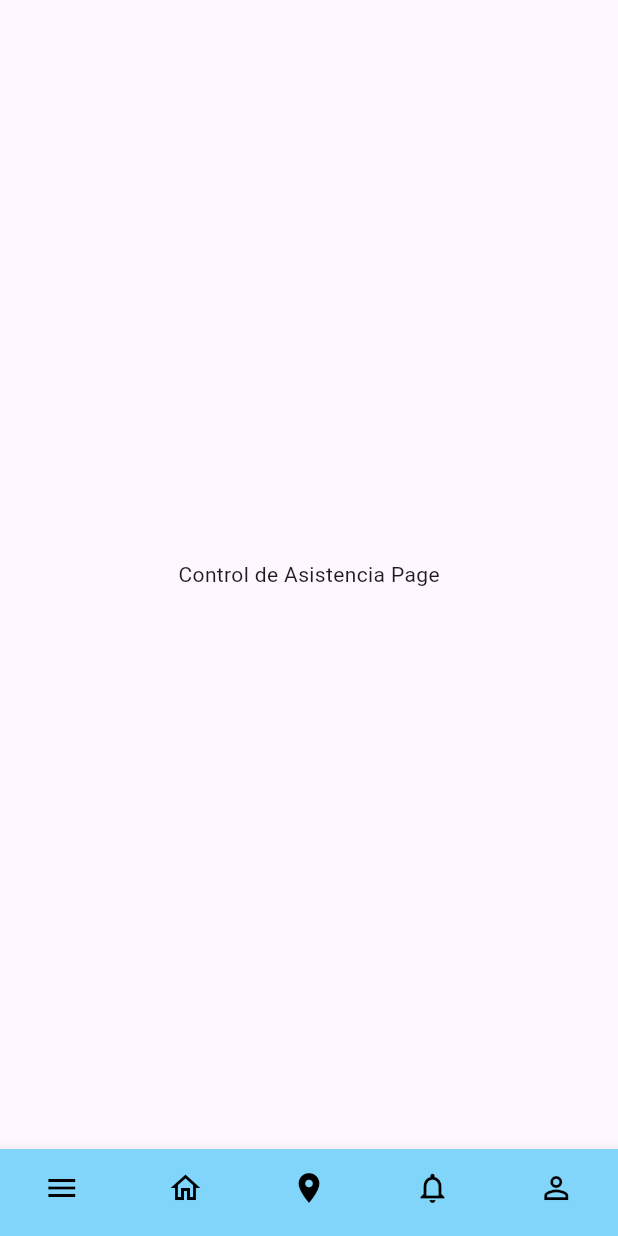
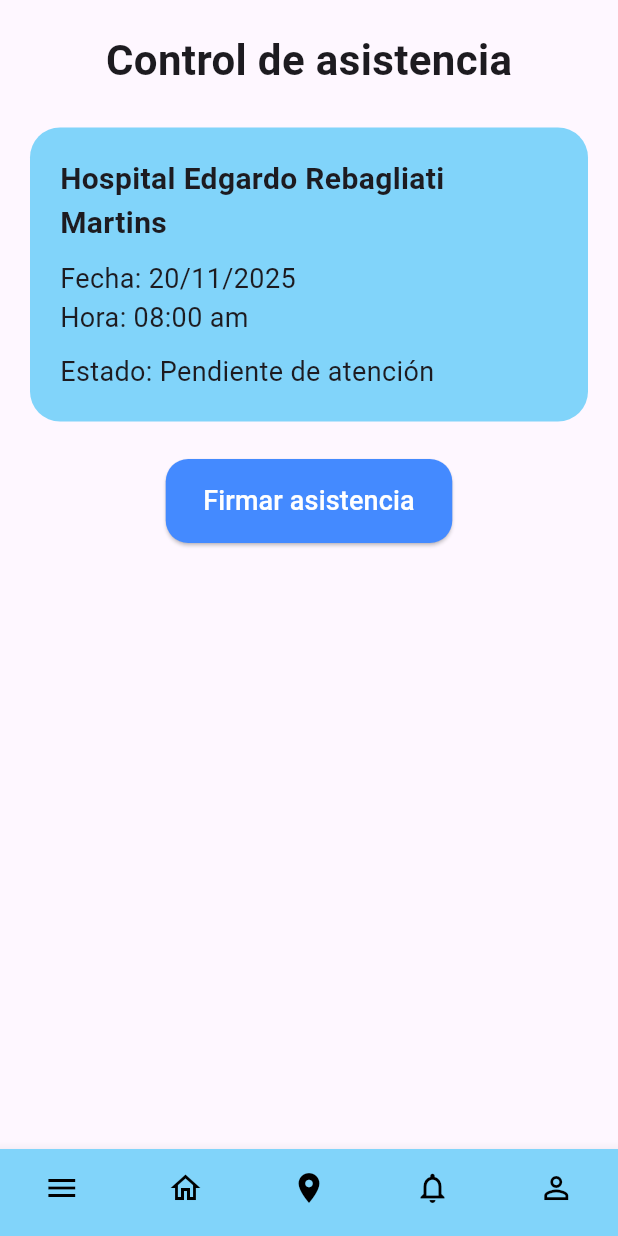
Before and after one commit to StudMedTP/mobile_frontend, a Flutter app: the MainLayout screen opened directly, after a tap on "Control de Asistencia", on a phone screen of 412 x 824 dp. Run offline on Flutter 3.47's test engine with Material 3 defaults, Android fonts, the phone set to English and light mode, and no system bars; our stand-ins replace flutter_map, geolocator, latlong2, shared_preferences; accounts and stored records are empty.

Commit message:
Add: New pages

```diff
--- a/lib/layout/main_layout.dart
+++ b/lib/layout/main_layout.dart
@@ -1,6 +1,7 @@
 import 'package:flutter/material.dart';
 import 'package:mobile_frontend/pages/attendance_user_page.dart';
 import 'package:mobile_frontend/pages/notification_page.dart';
+import 'package:mobile_frontend/pages/practice_page.dart';
 import 'package:mobile_frontend/pages/profile_page.dart';
 import '../pages/home_page.dart';
 import '../pages/location_page.dart';
@@ -15,18 +16,19 @@ class MainLayout extends StatefulWidget {
 class _MainLayoutState extends State<MainLayout> {
   final GlobalKey<ScaffoldState> _scaffoldKey = GlobalKey<ScaffoldState>();
 
-  int _currentIndex = 0;
-  // Empezamos en HOME (que estará en el index 1)
+  int _bottomIndex = 1;   // navbar (1 = Home)
+  int _pageIndex = 0;     // página real del stack
 
-  // --------------------------
+  // -----------------------------------------
   // PÁGINAS DE LA APP
-  // --------------------------
+  // -----------------------------------------
   final List<Widget> _pages = const [
-    HomePage(),         // index 0
-    LocationPage(),     // index 1
-    NotificationPage(), // index 2
-    ProfilePage(),      // index 3
-    AttendanceUserPage(), // index 4
+    HomePage(),           // 0
+    LocationPage(),       // 1
+    NotificationPage(),   // 2
+    ProfilePage(),        // 3
+    AttendanceUserPage(), // 4
+    PracticePage()        // 5
   ];
 
   @override
@@ -35,16 +37,16 @@ class _MainLayoutState extends State<MainLayout> {
       key: _scaffoldKey,
       drawer: _buildSideBar(),
       body: IndexedStack(
-        index: _currentIndex,
+        index: _pageIndex,
         children: _pages,
       ),
       bottomNavigationBar: _buildNavbar(),
     );
   }
 
-  // --------------------------
-  // NAVBAR INFERIOR
-  // --------------------------
+  // -----------------------------------------
+  // NAVBAR
+  // -----------------------------------------
   Widget _buildNavbar() {
     return BottomNavigationBar(
       backgroundColor: Colors.lightBlue[200],
@@ -53,7 +55,7 @@ class _MainLayoutState extends State<MainLayout> {
       unselectedItemColor: Colors.black,
       showSelectedLabels: false,
       showUnselectedLabels: false,
-      currentIndex: _currentIndex,
+      currentIndex: _bottomIndex,
       onTap: (index) {
         if (index == 0) {
           _scaffoldKey.currentState?.openDrawer();
@@ -61,8 +63,8 @@ class _MainLayoutState extends State<MainLayout> {
         }
 
         setState(() {
-          _currentIndex = index - 1;
-          // Como agregamos el menú al inicio, restamos 1
+          _bottomIndex = index;
+          _pageIndex = index - 1; // 1=Home->0, 2->1, etc.
         });
       },
       items: const [
@@ -75,9 +77,9 @@ class _MainLayoutState extends State<MainLayout> {
     );
   }
 
-  // --------------------------
-  // SIDEBAR (DRAWER)
-  // --------------------------
+  // -----------------------------------------
+  // DRAWER
+  // -----------------------------------------
   Widget _buildSideBar() {
     return Drawer(
       child: Container(
@@ -99,14 +101,20 @@ class _MainLayoutState extends State<MainLayout> {
 
             _drawerItem(Icons.checklist, "Control de Asistencia", () {
               Navigator.pop(context);
-              setState(() => _currentIndex = 4);
+              setState(() {
+                _pageIndex = 4;   // Ir a AttendanceUserPage()
+                _bottomIndex = 1; // Mantener navbar en HOME
+              });
             }),
 
             const SizedBox(height: 20),
 
             _drawerItem(Icons.assignment, "Evaluaciones", () {
               Navigator.pop(context);
-              setState(() => _currentIndex = 0);
+              setState(() {
+                _pageIndex = 5;   // Ir a PracticePage()
+                _bottomIndex = 1; // navbar se queda en HOME
+              });
             }),
           ],
         ),
--- a/lib/pages/attendance_user_page.dart
+++ b/lib/pages/attendance_user_page.dart
@@ -10,8 +10,149 @@ class AttendanceUserPage extends StatefulWidget {
 class _AttendanceUserPageState extends State<AttendanceUserPage> {
   @override
   Widget build(BuildContext context) {
-    return Center(
-      child: Text("Control de Asistencia Page"),
+    return Scaffold(
+      body: SafeArea(
+        child: SingleChildScrollView(
+          child: Padding(
+            padding: const EdgeInsets.all(20),
+            child: Column(
+              crossAxisAlignment: CrossAxisAlignment.center,
+              children: [
+                const Text(
+                  "Control de asistencia",
+                  style: TextStyle(fontSize: 28, fontWeight: FontWeight.bold),
+                ),
+                const SizedBox(height: 25),
+
+                // Caja azul con información
+                Container(
+                  width: double.infinity,
+                  padding: const EdgeInsets.all(20),
+                  decoration: BoxDecoration(
+                    color: Colors.lightBlue[200],
+                    borderRadius: BorderRadius.circular(20),
+                  ),
+                  child: Column(
+                    crossAxisAlignment: CrossAxisAlignment.start,
+                    children: const [
+                      Text("Hospital Edgardo Rebagliati Martins",
+                          style: TextStyle(
+                              fontSize: 20, fontWeight: FontWeight.bold)),
+                      SizedBox(height: 10),
+                      Text("Fecha: 20/11/2025", style: TextStyle(fontSize: 18)),
+                      Text("Hora: 08:00 am", style: TextStyle(fontSize: 18)),
+                      SizedBox(height: 10),
+                      Text("Estado: Pendiente de atención",
+                          style: TextStyle(fontSize: 18)),
+                    ],
+                  ),
+                ),
+
+                const SizedBox(height: 25),
+
+                // Botón principal
+                ElevatedButton(
+                  style: ElevatedButton.styleFrom(
+                    backgroundColor: Colors.blueAccent,
+                    padding:
+                        const EdgeInsets.symmetric(vertical: 15, horizontal: 25),
+                    shape: RoundedRectangleBorder(
+                        borderRadius: BorderRadius.circular(15)),
+                  ),
+                  onPressed: () {
+                    _showFirstPopup(context);
+                  },
+                  child: const Text(
+                    "Firmar asistencia",
+                    textAlign: TextAlign.center,
+                    style: TextStyle(fontSize: 18, color: Colors.white),
+                  ),
+                ),
+              ],
+            ),
+          ),
+        ),
+      ),
+    );
+  }
+
+  // ---------------------- POPUP 1 -------------------------
+  void _showFirstPopup(BuildContext context) {
+    showDialog(
+      context: context,
+      builder: (context) => AlertDialog(
+        shape: RoundedRectangleBorder(borderRadius: BorderRadius.circular(20)),
+        contentPadding: const EdgeInsets.all(20),
+        content: Column(
+          mainAxisSize: MainAxisSize.min,
+          children: [
+            const Text(
+              "Firmar Asistencia",
+              style: TextStyle(fontSize: 20, fontWeight: FontWeight.bold),
+            ),
+            const SizedBox(height: 15),
+            const Text(
+              "Se registrará tu asistencia con los siguientes datos:\n\n"
+              "Tu Ubicación: Av. Edgardo Rebagliati 490, Jesús María 15072\n"
+              "Fecha: 20/11/2025\n"
+              "Hora: 7:58 am\n\n"
+              "Si no se encuentra en la ubicación de su práctica, "
+              "por favor intente más tarde cuando se encuentre en su ubicación para evitar una asistencia errónea.",
+              textAlign: TextAlign.center,
+              style: TextStyle(fontSize: 16),
+            ),
+            const SizedBox(height: 20),
+            Row(
+              mainAxisAlignment: MainAxisAlignment.spaceBetween,
+              children: [
+                TextButton(
+                  onPressed: () => Navigator.pop(context),
+                  child:
+                      const Text("Regresar", style: TextStyle(fontSize: 18)),
+                ),
+                ElevatedButton(
+                  onPressed: () {
+                    Navigator.pop(context);
+                    _showSecondPopup(context);
+                  },
+                  child: const Text("Siguiente", style: TextStyle(fontSize: 18)),
+                ),
+              ],
+            ),
+          ],
+        ),
+      ),
+    );
+  }
+
+  // ---------------------- POPUP 2 -------------------------
+  void _showSecondPopup(BuildContext context) {
+    showDialog(
+      context: context,
+      builder: (context) => AlertDialog(
+        shape: RoundedRectangleBorder(borderRadius: BorderRadius.circular(20)),
+        contentPadding: const EdgeInsets.all(20),
+        content: Column(
+          mainAxisSize: MainAxisSize.min,
+          children: [
+            const Text(
+              "Firmar Asistencia",
+              style: TextStyle(fontSize: 20, fontWeight: FontWeight.bold),
+            ),
+            const SizedBox(height: 20),
+            const Text(
+              "Su asistencia ha sido registrada correctamente",
+              textAlign: TextAlign.center,
+              style: TextStyle(fontSize: 18),
+            ),
+            const SizedBox(height: 25),
+            ElevatedButton(
+              onPressed: () => Navigator.pop(context),
+              child: const Text("Aceptar", style: TextStyle(fontSize: 18)),
+            )
+          ],
+        ),
+      ),
     );
   }
 }
--- a/lib/pages/location_page.dart
+++ b/lib/pages/location_page.dart
@@ -67,7 +67,7 @@ class _LocationPageState extends State<LocationPage> {
     final center = hasLocation ? LatLng(_latitude!, _longitude!) : LatLng(-12.078749, -77.040358);
 
     return Scaffold(
-      appBar: AppBar(title: const Text('Ejemplo ubicación')),
+      appBar: AppBar(title: const Text('Ubicación')),
       body: Column(
         children: [
           Expanded(
--- /dev/null
+++ b/lib/pages/practice_page.dart
@@ -0,0 +1,224 @@
+import 'package:flutter/material.dart';
+
+class PracticePage extends StatefulWidget {
+  const PracticePage({super.key});
+
+  @override
+  State<PracticePage> createState() => _PracticePageState();
+}
+
+class _PracticePageState extends State<PracticePage> {
+  bool accepted = false; // checkbox
+
+  @override
+  Widget build(BuildContext context) {
+    return Scaffold(
+      backgroundColor: Colors.white,
+      body: SafeArea(
+        child: SingleChildScrollView(
+          child: Padding(
+            padding: const EdgeInsets.all(20), // padding similar a AttendanceUserPage
+            child: Center( // centra todo horizontalmente
+              child: Column(
+                crossAxisAlignment: CrossAxisAlignment.center,
+                children: [
+                  const SizedBox(height: 40),
+
+                  const Text(
+                    "Prácticas Clínicas",
+                    style: TextStyle(fontSize: 28, fontWeight: FontWeight.bold),
+                  ),
+
+                  const SizedBox(height: 40),
+
+                  // Caja principal
+                  Container(
+                    width: 320,
+                    padding: const EdgeInsets.all(20),
+                    decoration: BoxDecoration(
+                      color: Colors.lightBlue[300],
+                      borderRadius: BorderRadius.circular(20),
+                    ),
+                    child: Column(
+                      children: [
+                        const Text(
+                          "Práctica de Cardiología",
+                          style: TextStyle(
+                              fontSize: 20, fontWeight: FontWeight.bold),
+                        ),
+
+                        const SizedBox(height: 15),
+
+                        ElevatedButton(
+                          style: ElevatedButton.styleFrom(
+                            backgroundColor:Colors.blueAccent,
+                            shape: RoundedRectangleBorder(
+                                borderRadius: BorderRadius.circular(20)),
+                          ),
+                          onPressed: () {
+                            _showUploadPopup();
+                          },
+                          child: const Text(
+                            "Subir Caso Atendido",
+                            textAlign: TextAlign.center,
+                            style: TextStyle(fontSize: 18, color: Colors.white),),
+                        ),
+                      ],
+                    ),
+                  ),
+                ],
+              ),
+            ),
+          ),
+        ),
+      ),
+    );
+  }
+
+  // ===========================
+  // POPUP 1: SUBIR INFORME
+  // ===========================
+  void _showUploadPopup() {
+    accepted = false; // reset checkbox
+
+    showDialog(
+      context: context,
+      barrierDismissible: false, // evitar cerrar tocando afuera
+      builder: (context) {
+        return StatefulBuilder(
+          builder: (context, setStatePopup) {
+            return AlertDialog(
+              shape: RoundedRectangleBorder(
+                  borderRadius: BorderRadius.circular(20)),
+              content: SizedBox(
+                width: 300,
+                child: Column(
+                  mainAxisSize: MainAxisSize.min,
+                  children: [
+                    const Text(
+                      "Subir informe",
+                      style:
+                          TextStyle(fontSize: 20, fontWeight: FontWeight.bold),
+                    ),
+
+                    const SizedBox(height: 10),
+
+                    const Text(
+                      "Estas por subir tu informe de casos atendidos.",
+                      textAlign: TextAlign.center,
+                    ),
+
+                    const SizedBox(height: 15),
+
+                    // Botón estético (no hace nada)
+                    ElevatedButton(
+                      style: ElevatedButton.styleFrom(
+                        backgroundColor: Colors.blue[300],
+                        shape: RoundedRectangleBorder(
+                            borderRadius: BorderRadius.circular(20)),
+                      ),
+                      onPressed: () {},
+                      child: const Text("Subir informe"),
+                    ),
+
+                    const SizedBox(height: 10),
+
+                    // Checkbox
+                    Row(
+                      children: [
+                        Checkbox(
+                          value: accepted,
+                          onChanged: (value) {
+                            setStatePopup(() {
+                              accepted = value ?? false;
+                            });
+                          },
+                        ),
+                        const Expanded(
+                          child: Text(
+                            "Acepto que los datos enviados son anónimos y no comprometen la identidad de los pacientes.",
+                          ),
+                        )
+                      ],
+                    ),
+
+                    const SizedBox(height: 10),
+
+                    // Botones inferiores
+                    Row(
+                      mainAxisAlignment: MainAxisAlignment.spaceBetween,
+                      children: [
+                        TextButton(
+                          onPressed: () => Navigator.pop(context),
+                          child: const Text("Regresar"),
+                        ),
+                        TextButton(
+                          onPressed: accepted
+                              ? () {
+                                  Navigator.pop(context);
+                                  _showSuccessPopup();
+                                }
+                              : null,
+                          child: const Text("Enviar"),
+                        ),
+                      ],
+                    )
+                  ],
+                ),
+              ),
+            );
+          },
+        );
+      },
+    );
+  }
+
+  // ===========================
+  // POPUP 2: REPORTE ENVIADO
+  // ===========================
+  void _showSuccessPopup() {
+    showDialog(
+      context: context,
+      barrierDismissible: false,
+      builder: (context) {
+        return AlertDialog(
+          shape:
+              RoundedRectangleBorder(borderRadius: BorderRadius.circular(20)),
+          content: SizedBox(
+            width: 300,
+            child: Column(
+              mainAxisSize: MainAxisSize.min,
+              children: [
+                const Text(
+                  "Reporte enviado correctamente",
+                  style: TextStyle(fontSize: 20, fontWeight: FontWeight.bold),
+                  textAlign: TextAlign.center,
+                ),
+
+                const SizedBox(height: 15),
+
+                const Text(
+                  "Se ha enviado de manera exitosa el reporte de su caso atendido.\n\n"
+                  "Su docente encargado se encargará de proporcionarle el feedback correspondiente.",
+                  textAlign: TextAlign.center,
+                ),
+
+                const SizedBox(height: 20),
+
+                ElevatedButton(
+                  style: ElevatedButton.styleFrom(
+                    backgroundColor: Colors.blue[300],
+                    shape: RoundedRectangleBorder(
+                        borderRadius: BorderRadius.circular(20)),
+                  ),
+                  onPressed: () => Navigator.pop(context),
+                  child: const Text("Aceptar"),
+                )
+              ],
+            ),
+          ),
+        );
+      },
+    );
+  }
+}
```
Also changed, not shown: lib/main.dart (+0 -7 lines).
